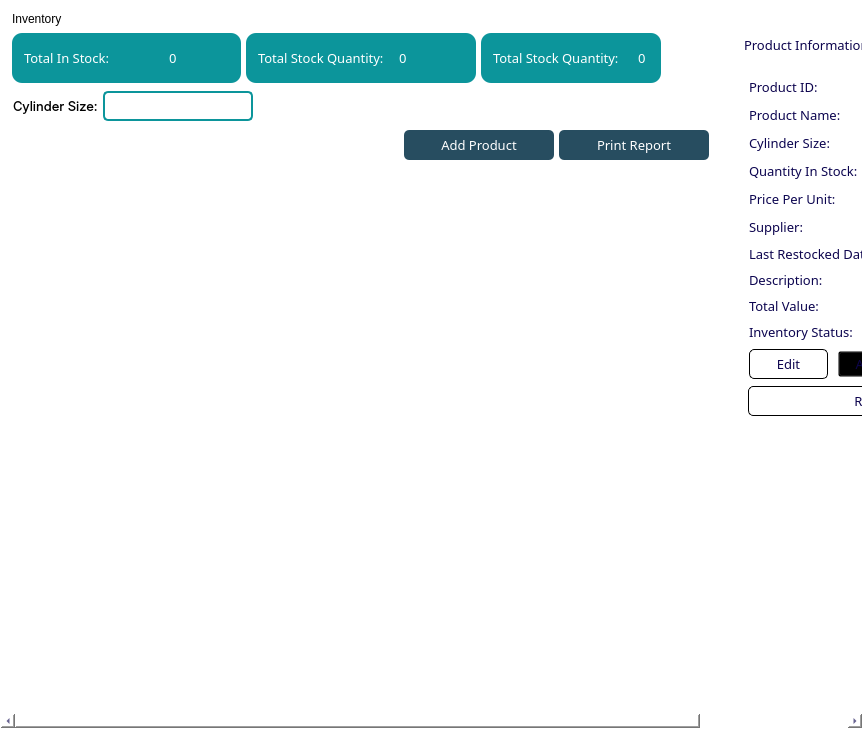
Before: the Qt Designer form app/src/ui/NEW/inventory_page.ui in Kazu0210/Inventory-System, drawn with Qt 5.
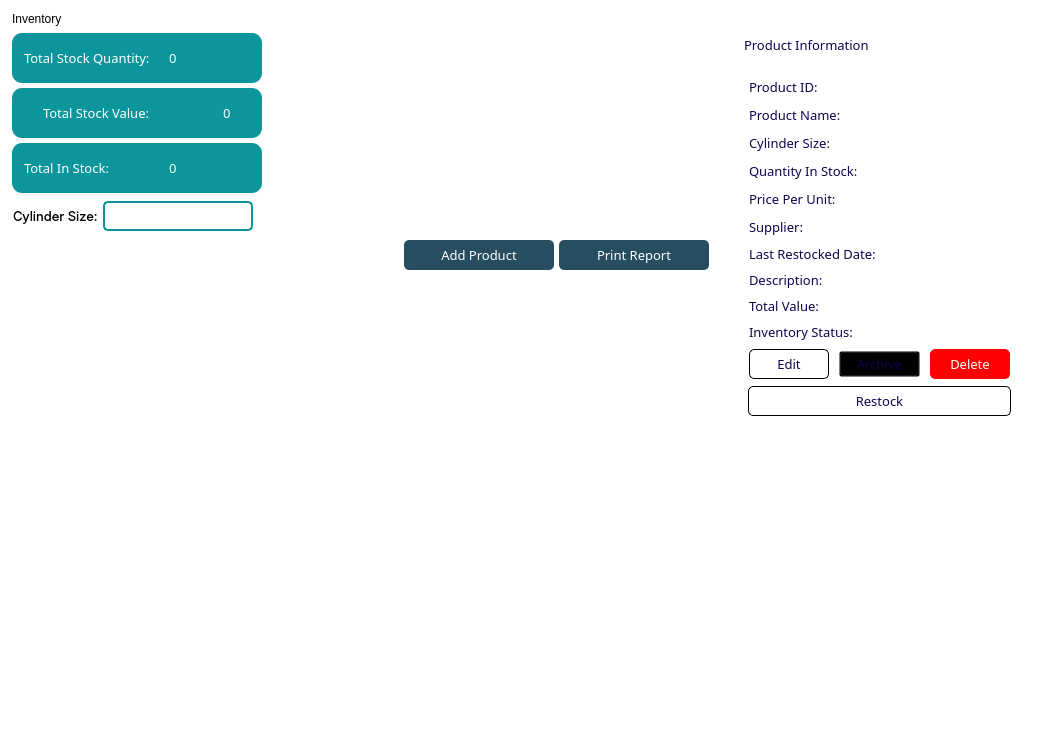
After: the same form once the commit is applied.

Commit message: search functionality on prices page; done

```diff
--- a/app/src/ui/NEW/inventory_page.ui
+++ b/app/src/ui/NEW/inventory_page.ui
@@ -6,7 +6,7 @@
    <rect>
     <x>0</x>
     <y>0</y>
-    <width>863</width>
+    <width>1051</width>
     <height>729</height>
    </rect>
   </property>
@@ -49,8 +49,8 @@
        <rect>
         <x>0</x>
         <y>0</y>
-        <width>1046</width>
-        <height>710</height>
+        <width>1049</width>
+        <height>727</height>
        </rect>
       </property>
       <layout class="QHBoxLayout" name="horizontalLayout_60">
@@ -127,7 +127,7 @@
             <property name="frameShadow">
              <enum>QFrame::Raised</enum>
             </property>
-            <layout class="QHBoxLayout" name="horizontalLayout_63">
+            <layout class="QVBoxLayout" name="verticalLayout">
              <property name="spacing">
               <number>5</number>
              </property>
@@ -143,8 +143,8 @@
              <property name="bottomMargin">
               <number>0</number>
              </property>
-             <item alignment="Qt::AlignTop">
-              <widget class="QFrame" name="frame_67">
+             <item>
+              <widget class="QFrame" name="frame_73">
                <property name="minimumSize">
                 <size>
                  <width>180</width>
@@ -162,7 +162,7 @@
 font: 87 10pt &quot;Noto Sans Black&quot;;
 }
 
-#frame_67{
+#frame_73{
 background-color: #0C959B;
 border-radius: 10px;
 }</string>
@@ -173,10 +173,7 @@
                <property name="frameShadow">
                 <enum>QFrame::Raised</enum>
                </property>
-               <layout class="QHBoxLayout" name="horizontalLayout_64">
-                <property name="spacing">
-                 <number>5</number>
-                </property>
+               <layout class="QHBoxLayout" name="horizontalLayout_70">
                 <property name="leftMargin">
                  <number>5</number>
                 </property>
@@ -190,14 +187,14 @@
                  <number>5</number>
                 </property>
                 <item>
-                 <widget class="QFrame" name="frame_68">
+                 <widget class="QFrame" name="frame_74">
                   <property name="frameShape">
                    <enum>QFrame::StyledPanel</enum>
                   </property>
                   <property name="frameShadow">
                    <enum>QFrame::Raised</enum>
                   </property>
-                  <layout class="QHBoxLayout" name="horizontalLayout_65">
+                  <layout class="QHBoxLayout" name="horizontalLayout_71">
                    <property name="spacing">
                     <number>5</number>
                    </property>
@@ -214,7 +211,7 @@
                     <number>10</number>
                    </property>
                    <item alignment="Qt::AlignLeft">
-                    <widget class="QFrame" name="frame_69">
+                    <widget class="QFrame" name="frame_75">
                      <property name="maximumSize">
                       <size>
                        <width>170</width>
@@ -227,7 +224,7 @@
                      <property name="frameShadow">
                       <enum>QFrame::Raised</enum>
                      </property>
-                     <layout class="QHBoxLayout" name="horizontalLayout_66">
+                     <layout class="QHBoxLayout" name="horizontalLayout_72">
                       <property name="spacing">
                        <number>5</number>
                       </property>
@@ -244,7 +241,7 @@
                        <number>0</number>
                       </property>
                       <item>
-                       <widget class="QLabel" name="label_29">
+                       <widget class="QLabel" name="label_31">
                         <property name="minimumSize">
                          <size>
                           <width>130</width>
@@ -270,12 +267,12 @@
                          <string notr="true">color: #fff</string>
                         </property>
                         <property name="text">
-                         <string>Total In Stock:</string>
+                         <string>Total Stock Quantity:</string>
                         </property>
                        </widget>
                       </item>
                       <item>
-                       <spacer name="horizontalSpacer_11">
+                       <spacer name="horizontalSpacer_13">
                         <property name="orientation">
                          <enum>Qt::Horizontal</enum>
                         </property>
@@ -288,7 +285,7 @@
                        </spacer>
                       </item>
                       <item>
-                       <widget class="QLabel" name="total_stock_label">
+                       <widget class="QLabel" name="inventoryTotalValue_label_2">
                         <property name="sizePolicy">
                          <sizepolicy hsizetype="Fixed" vsizetype="Preferred">
                           <horstretch>0</horstretch>
@@ -328,7 +325,7 @@
                </layout>
               </widget>
              </item>
-             <item alignment="Qt::AlignTop">
+             <item>
               <widget class="QFrame" name="frame_70">
                <property name="minimumSize">
                 <size>
@@ -338,7 +335,7 @@
                </property>
                <property name="maximumSize">
                 <size>
-                 <width>300</width>
+                 <width>250</width>
                  <height>50</height>
                 </size>
                </property>
@@ -398,8 +395,14 @@
                    <property name="bottomMargin">
                     <number>10</number>
                    </property>
-                   <item alignment="Qt::AlignLeft">
+                   <item alignment="Qt::AlignHCenter">
                     <widget class="QFrame" name="frame_72">
+                     <property name="minimumSize">
+                      <size>
+                       <width>190</width>
+                       <height>0</height>
+                      </size>
+                     </property>
                      <property name="maximumSize">
                       <size>
                        <width>190</width>
@@ -443,7 +446,7 @@
                          <string notr="true">color: #fff</string>
                         </property>
                         <property name="text">
-                         <string>Total Stock Quantity:</string>
+                         <string>Total Stock Value:</string>
                         </property>
                        </widget>
                       </item>
@@ -460,7 +463,7 @@
                         </property>
                        </spacer>
                       </item>
-                      <item alignment="Qt::AlignLeft">
+                      <item alignment="Qt::AlignRight">
                        <widget class="QLabel" name="inventoryTotalValue_label">
                         <property name="sizePolicy">
                          <sizepolicy hsizetype="Fixed" vsizetype="Preferred">
@@ -495,8 +498,8 @@
                </layout>
               </widget>
              </item>
-             <item alignment="Qt::AlignLeft|Qt::AlignTop">
-              <widget class="QFrame" name="frame_73">
+             <item>
+              <widget class="QFrame" name="frame_67">
                <property name="minimumSize">
                 <size>
                  <width>180</width>
@@ -514,7 +517,7 @@
 font: 87 10pt &quot;Noto Sans Black&quot;;
 }
 
-#frame_73{
+#frame_67{
 background-color: #0C959B;
 border-radius: 10px;
 }</string>
@@ -525,7 +528,10 @@
                <property name="frameShadow">
                 <enum>QFrame::Raised</enum>
                </property>
-               <layout class="QHBoxLayout" name="horizontalLayout_70">
+               <layout class="QHBoxLayout" name="horizontalLayout_64">
+                <property name="spacing">
+                 <number>5</number>
+                </property>
                 <property name="leftMargin">
                  <number>5</number>
                 </property>
@@ -539,14 +545,14 @@
                  <number>5</number>
                 </property>
                 <item>
-                 <widget class="QFrame" name="frame_74">
+                 <widget class="QFrame" name="frame_68">
                   <property name="frameShape">
                    <enum>QFrame::StyledPanel</enum>
                   </property>
                   <property name="frameShadow">
                    <enum>QFrame::Raised</enum>
                   </property>
-                  <layout class="QHBoxLayout" name="horizontalLayout_71">
+                  <layout class="QHBoxLayout" name="horizontalLayout_65">
                    <property name="spacing">
                     <number>5</number>
                    </property>
@@ -563,7 +569,7 @@
                     <number>10</number>
                    </property>
                    <item alignment="Qt::AlignLeft">
-                    <widget class="QFrame" name="frame_75">
+                    <widget class="QFrame" name="frame_69">
                      <property name="maximumSize">
                       <size>
                        <width>170</width>
@@ -576,7 +582,7 @@
                      <property name="frameShadow">
                       <enum>QFrame::Raised</enum>
                      </property>
-                     <layout class="QHBoxLayout" name="horizontalLayout_72">
+                     <layout class="QHBoxLayout" name="horizontalLayout_66">
                       <property name="spacing">
                        <number>5</number>
                       </property>
@@ -593,7 +599,7 @@
                        <number>0</number>
                       </property>
                       <item>
-                       <widget class="QLabel" name="label_31">
+                       <widget class="QLabel" name="label_29">
                         <property name="minimumSize">
                          <size>
                           <width>130</width>
@@ -619,12 +625,12 @@
                          <string notr="true">color: #fff</string>
                         </property>
                         <property name="text">
-                         <string>Total Stock Quantity:</string>
+                         <string>Total In Stock:</string>
                         </property>
                        </widget>
                       </item>
                       <item>
-                       <spacer name="horizontalSpacer_13">
+                       <spacer name="horizontalSpacer_11">
                         <property name="orientation">
                          <enum>Qt::Horizontal</enum>
                         </property>
@@ -637,7 +643,7 @@
                        </spacer>
                       </item>
                       <item>
-                       <widget class="QLabel" name="inventoryTotalValue_label_2">
+                       <widget class="QLabel" name="total_stock_label">
                         <property name="sizePolicy">
                          <sizepolicy hsizetype="Fixed" vsizetype="Preferred">
                           <horstretch>0</horstretch>
```
The commit also changes 81 other files.
